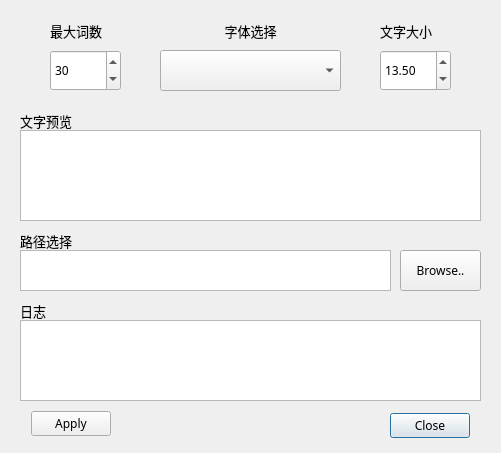
Before: the Qt Designer form Wordcloud_GUI/main.ui in WMK965/965-Python-Learning-Repo, drawn with Qt 5.
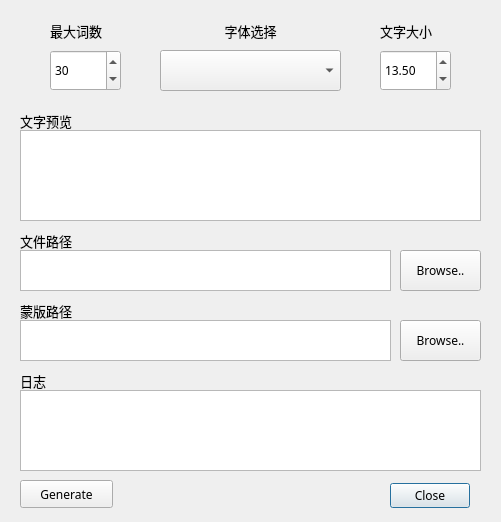
After: the same form once the commit is applied.

```diff
--- a/Wordcloud_GUI/main.ui
+++ b/Wordcloud_GUI/main.ui
@@ -7,7 +7,7 @@
     <x>0</x>
     <y>0</y>
     <width>501</width>
-    <height>453</height>
+    <height>522</height>
    </rect>
   </property>
   <property name="font">
@@ -25,7 +25,7 @@
    <property name="geometry">
     <rect>
      <x>380</x>
-     <y>410</y>
+     <y>480</y>
      <width>101</width>
      <height>32</height>
     </rect>
@@ -209,7 +209,7 @@
    <property name="geometry">
     <rect>
      <x>400</x>
-     <y>250</y>
+     <y>320</y>
      <width>81</width>
      <height>41</height>
     </rect>
@@ -222,7 +222,7 @@
    <property name="geometry">
     <rect>
      <x>20</x>
-     <y>250</y>
+     <y>320</y>
      <width>371</width>
      <height>41</height>
     </rect>
@@ -232,7 +232,7 @@
    <property name="geometry">
     <rect>
      <x>20</x>
-     <y>230</y>
+     <y>300</y>
      <width>81</width>
      <height>21</height>
     </rect>
@@ -244,7 +244,7 @@
     </font>
    </property>
    <property name="text">
-    <string>路径选择</string>
+    <string>蒙版路径</string>
    </property>
    <property name="textInteractionFlags">
     <set>Qt::NoTextInteraction</set>
@@ -254,7 +254,7 @@
    <property name="geometry">
     <rect>
      <x>20</x>
-     <y>320</y>
+     <y>390</y>
      <width>461</width>
      <height>81</height>
     </rect>
@@ -264,7 +264,7 @@
    <property name="geometry">
     <rect>
      <x>20</x>
-     <y>300</y>
+     <y>370</y>
      <width>81</width>
      <height>21</height>
     </rect>
@@ -282,20 +282,62 @@
     <set>Qt::NoTextInteraction</set>
    </property>
   </widget>
-  <widget class="QDialogButtonBox" name="ApplyBox">
+  <widget class="QTextBrowser" name="FilePathPreview">
    <property name="geometry">
     <rect>
      <x>20</x>
-     <y>410</y>
-     <width>101</width>
+     <y>250</y>
+     <width>371</width>
+     <height>41</height>
+    </rect>
+   </property>
+  </widget>
+  <widget class="QToolButton" name="FileChooseButton">
+   <property name="geometry">
+    <rect>
+     <x>400</x>
+     <y>250</y>
+     <width>81</width>
+     <height>41</height>
+    </rect>
+   </property>
+   <property name="text">
+    <string>Browse..</string>
+   </property>
+  </widget>
+  <widget class="QLabel" name="label_7">
+   <property name="geometry">
+    <rect>
+     <x>20</x>
+     <y>230</y>
+     <width>81</width>
+     <height>21</height>
+    </rect>
+   </property>
+   <property name="font">
+    <font>
+     <family>Adobe 黑体 Std R</family>
+     <pointsize>10</pointsize>
+    </font>
+   </property>
+   <property name="text">
+    <string>文件路径</string>
+   </property>
+   <property name="textInteractionFlags">
+    <set>Qt::NoTextInteraction</set>
+   </property>
+  </widget>
+  <widget class="QPushButton" name="GenerateButton">
+   <property name="geometry">
+    <rect>
+     <x>20</x>
+     <y>480</y>
+     <width>93</width>
      <height>28</height>
     </rect>
    </property>
-   <property name="standardButtons">
-    <set>QDialogButtonBox::Apply</set>
-   </property>
-   <property name="centerButtons">
-    <bool>true</bool>
+   <property name="text">
+    <string>Generate</string>
    </property>
   </widget>
  </widget>
```
Left out of the diff: 16 changed lines with no effect on the pictures.
